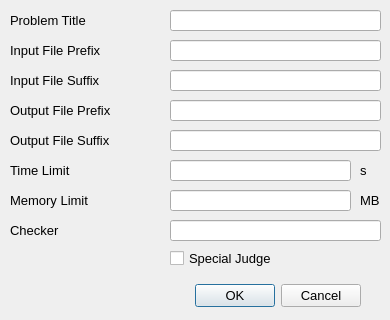
Above: src/forms/exportingasuojformat.ui from Project-LemonLime/Project_LemonLime before the change. Below: the same form after it.
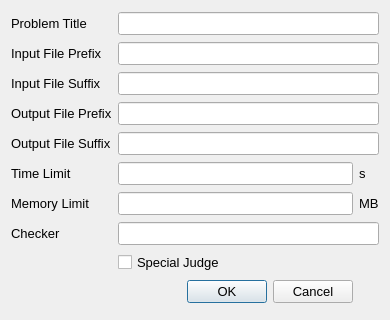
That is the form after the change. Custom widgets are drawn as their Qt base class.

Commit message: Use grid layout

Patch:
```diff
--- a/src/forms/exportingasuojformat.ui
+++ b/src/forms/exportingasuojformat.ui
@@ -18,245 +18,119 @@
   <property name="windowTitle">
    <string>Dialog</string>
   </property>
-  <widget class="QDialogButtonBox" name="buttonBox">
-   <property name="geometry">
-    <rect>
-     <x>20</x>
-     <y>280</y>
-     <width>341</width>
-     <height>32</height>
-    </rect>
-   </property>
-   <property name="orientation">
-    <enum>Qt::Horizontal</enum>
-   </property>
-   <property name="standardButtons">
-    <set>QDialogButtonBox::Cancel|QDialogButtonBox::Ok</set>
-   </property>
-  </widget>
+  <layout class="QGridLayout" name="gridLayout">
+   <item row="0" column="0">
   <widget class="QLabel" name="problemTitleLabel">
-   <property name="geometry">
-    <rect>
-     <x>10</x>
-     <y>10</y>
-     <width>151</width>
-     <height>21</height>
-    </rect>
-   </property>
    <property name="text">
     <string>Problem Title</string>
    </property>
   </widget>
-  <widget class="QLineEdit" name="problemTitle">
-   <property name="geometry">
-    <rect>
-     <x>170</x>
-     <y>10</y>
-     <width>211</width>
-     <height>21</height>
-    </rect>
-   </property>
-  </widget>
+   </item>
+   <item row="0" column="1" colspan="2">
+    <widget class="QLineEdit" name="problemTitle"/>
+   </item>
+   <item row="1" column="0">
   <widget class="QLabel" name="inputFilePrefixLabel">
-   <property name="geometry">
-    <rect>
-     <x>10</x>
-     <y>40</y>
-     <width>151</width>
-     <height>21</height>
-    </rect>
-   </property>
    <property name="text">
     <string>Input File Prefix</string>
    </property>
   </widget>
-  <widget class="QLineEdit" name="inputFilePrefix">
-   <property name="geometry">
-    <rect>
-     <x>170</x>
-     <y>40</y>
-     <width>211</width>
-     <height>21</height>
-    </rect>
-   </property>
-  </widget>
+   </item>
+   <item row="1" column="1" colspan="2">
+    <widget class="QLineEdit" name="inputFilePrefix"/>
+   </item>
+   <item row="2" column="0">
   <widget class="QLabel" name="inputFileSuffixLabel">
-   <property name="geometry">
-    <rect>
-     <x>10</x>
-     <y>70</y>
-     <width>151</width>
-     <height>21</height>
-    </rect>
-   </property>
    <property name="text">
     <string>Input File Suffix</string>
    </property>
   </widget>
-  <widget class="QLineEdit" name="inputFileSuffix">
-   <property name="geometry">
-    <rect>
-     <x>170</x>
-     <y>70</y>
-     <width>211</width>
-     <height>21</height>
-    </rect>
-   </property>
-  </widget>
+   </item>
+   <item row="2" column="1" colspan="2">
+    <widget class="QLineEdit" name="inputFileSuffix"/>
+   </item>
+   <item row="3" column="0">
   <widget class="QLabel" name="outputFilePrefixLabel">
-   <property name="geometry">
-    <rect>
-     <x>10</x>
-     <y>100</y>
-     <width>151</width>
-     <height>21</height>
-    </rect>
-   </property>
    <property name="text">
     <string>Output File Prefix</string>
    </property>
   </widget>
-  <widget class="QLineEdit" name="outputFilePrefix">
-   <property name="geometry">
-    <rect>
-     <x>170</x>
-     <y>100</y>
-     <width>211</width>
-     <height>21</height>
-    </rect>
-   </property>
-  </widget>
+   </item>
+   <item row="3" column="1" colspan="2">
+    <widget class="QLineEdit" name="outputFilePrefix"/>
+   </item>
+   <item row="4" column="0">
   <widget class="QLabel" name="outputFileSuffixLabel">
-   <property name="geometry">
-    <rect>
-     <x>10</x>
-     <y>130</y>
-     <width>151</width>
-     <height>21</height>
-    </rect>
-   </property>
    <property name="text">
     <string>Output File Suffix</string>
    </property>
   </widget>
-  <widget class="QLineEdit" name="outputFileSuffix">
-   <property name="geometry">
-    <rect>
-     <x>170</x>
-     <y>130</y>
-     <width>211</width>
-     <height>21</height>
-    </rect>
-   </property>
-  </widget>
+   </item>
+   <item row="4" column="1" colspan="2">
+    <widget class="QLineEdit" name="outputFileSuffix"/>
+   </item>
+   <item row="5" column="0">
   <widget class="QLabel" name="timeLimitLabel">
-   <property name="geometry">
-    <rect>
-     <x>10</x>
-     <y>160</y>
-     <width>151</width>
-     <height>21</height>
-    </rect>
-   </property>
    <property name="text">
     <string>Time Limit</string>
    </property>
   </widget>
-  <widget class="QLineEdit" name="timeLimit">
-   <property name="geometry">
-    <rect>
-     <x>170</x>
-     <y>160</y>
-     <width>181</width>
-     <height>21</height>
-    </rect>
-   </property>
-  </widget>
+   </item>
+   <item row="5" column="1">
+    <widget class="QLineEdit" name="timeLimit"/>
+   </item>
+   <item row="5" column="2">
   <widget class="QLabel" name="sLabel">
-   <property name="geometry">
-    <rect>
-     <x>360</x>
-     <y>160</y>
-     <width>21</width>
-     <height>21</height>
-    </rect>
-   </property>
    <property name="text">
     <string>s</string>
    </property>
   </widget>
-  <widget class="QLabel" name="mbLabel">
-   <property name="geometry">
-    <rect>
-     <x>360</x>
-     <y>190</y>
-     <width>21</width>
-     <height>21</height>
-    </rect>
-   </property>
-   <property name="text">
-    <string>MB</string>
-   </property>
-  </widget>
-  <widget class="QLineEdit" name="memoryLimit">
-   <property name="geometry">
-    <rect>
-     <x>170</x>
-     <y>190</y>
-     <width>181</width>
-     <height>21</height>
-    </rect>
-   </property>
-  </widget>
+   </item>
+   <item row="6" column="0">
   <widget class="QLabel" name="memoryLimitLabel">
-   <property name="geometry">
-    <rect>
-     <x>10</x>
-     <y>190</y>
-     <width>151</width>
-     <height>21</height>
-    </rect>
-   </property>
    <property name="text">
     <string>Memory Limit</string>
    </property>
   </widget>
+   </item>
+   <item row="6" column="1">
+    <widget class="QLineEdit" name="memoryLimit"/>
+   </item>
+   <item row="6" column="2">
+    <widget class="QLabel" name="mbLabel">
+     <property name="text">
+      <string>MB</string>
+     </property>
+    </widget>
+   </item>
+   <item row="7" column="0">
   <widget class="QLabel" name="checkerLabel">
-   <property name="geometry">
-    <rect>
-     <x>10</x>
-     <y>220</y>
-     <width>151</width>
-     <height>21</height>
-    </rect>
-   </property>
    <property name="text">
     <string>Checker</string>
    </property>
   </widget>
-  <widget class="FileLineEdit" name="checker">
-   <property name="geometry">
-    <rect>
-     <x>170</x>
-     <y>220</y>
-     <width>211</width>
-     <height>21</height>
-    </rect>
-   </property>
-  </widget>
+   </item>
+   <item row="7" column="1" colspan="2">
+    <widget class="FileLineEdit" name="checker"/>
+   </item>
+   <item row="8" column="1" colspan="2">
   <widget class="QCheckBox" name="specialJudge">
-   <property name="geometry">
-    <rect>
-     <x>170</x>
-     <y>250</y>
-     <width>211</width>
-     <height>16</height>
-    </rect>
-   </property>
    <property name="text">
     <string>Special Judge</string>
    </property>
   </widget>
+   </item>
+   <item row="9" column="0" colspan="2">
+    <widget class="QDialogButtonBox" name="buttonBox">
+     <property name="orientation">
+      <enum>Qt::Horizontal</enum>
+     </property>
+     <property name="standardButtons">
+      <set>QDialogButtonBox::Cancel|QDialogButtonBox::Ok</set>
+     </property>
+    </widget>
+   </item>
+  </layout>
  </widget>
  <customwidgets>
   <customwidget>
```
Lines whose indentation alone changed are shown as unchanged.
